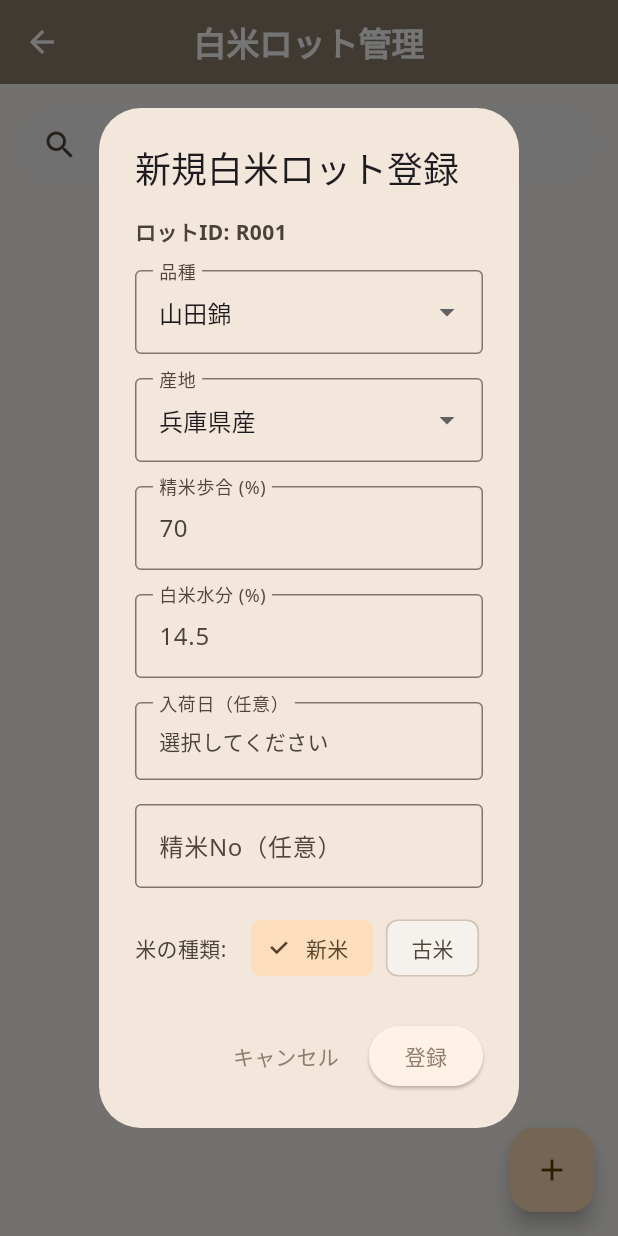
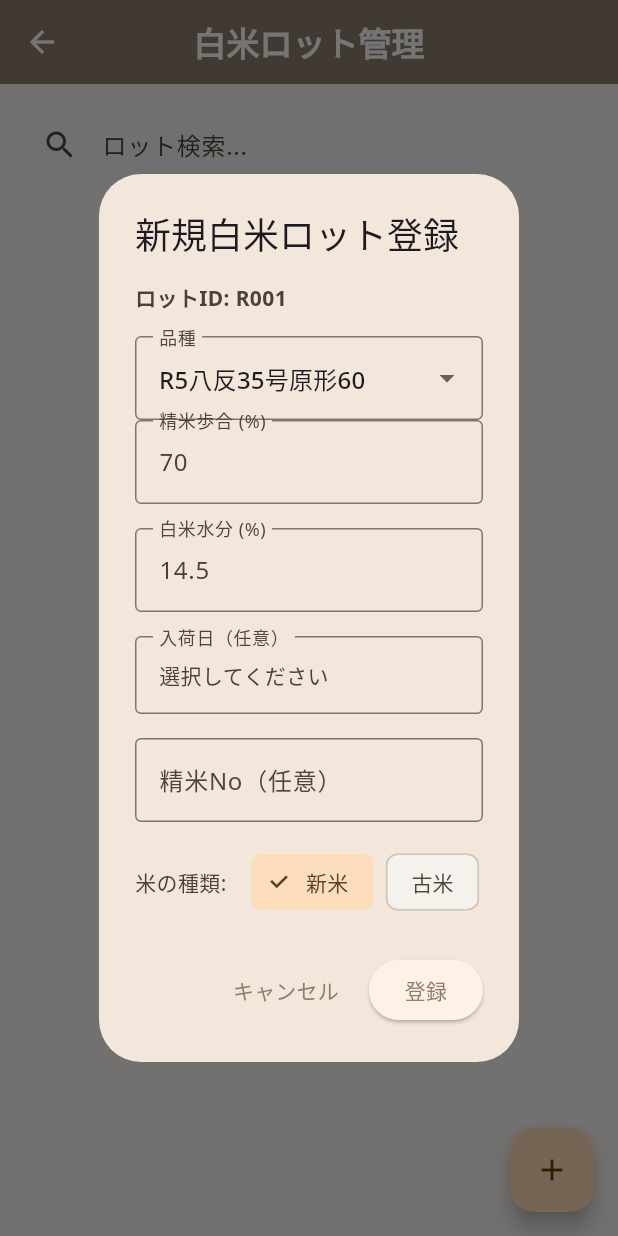
Before and after one commit to temtempughpugh/sake_brewing_app, a Flutter app: the RiceLotScreen screen opened directly, after a tap on "ロットを追加", on a phone screen of 412 x 824 dp. Run offline on Flutter 3.47's test engine with Material 3 defaults, Android fonts, the light colour scheme and no system bars; our stand-ins replace csv, file_picker, fl_chart, google_fonts, shared_preferences; accounts and stored records are empty.

Commit message:
ローカルの変更を保存

```diff
--- a/lib/models/rice_data_provider.dart
+++ b/lib/models/rice_data_provider.dart
@@ -1,4 +1,5 @@
 // lib/models/rice_data_provider.dart
+import 'package:sake_brewing_app/services/csv_service.dart';
 import 'dart:convert';
 import 'package:flutter/foundation.dart';
 import 'package:shared_preferences/shared_preferences.dart';
@@ -15,30 +16,14 @@
   List<WashingRecord> get washingRecords => _washingRecords;
   bool get isLoading => _isLoading;
 
-  // 品種リスト
-  static const List<String> riceTypes = [
-    '山田錦',
-    '八反錦',
-    '雄町',
-    '千本錦',
-    '加工用米',
-    '八反35号',
-    '未希米',
-    'こいもみじ',
-    'こいおまち',
-    '萌いぶき',
-    '中生新千本',
-    '白鶴錦',
-    '愛山',
-    '朝日米',
-  ];
+ // 品種リストをゲッターに変更
+List<String> get riceTypes {
+  final types = CsvService.getExtractedRiceTypes();
+  // CSVから抽出できなかった場合のフォールバック
+  return types.isEmpty ? ['未指定'] : types;
+}
 
-  // 産地リスト
-  static const List<String> origins = [
-    '兵庫県産',
-    '広島県産',
-    '岡山県産',
-  ];
+// 産地は使用しない
 
   // コンストラクタ
   RiceDataProvider() {
--- a/lib/screens/rice_lot_screen.dart
+++ b/lib/screens/rice_lot_screen.dart
@@ -241,46 +241,7 @@
             mainAxisSize: MainAxisSize.min,
             crossAxisAlignment: CrossAxisAlignment.start,
             children: [
-              // 品種選択
-              DropdownButtonFormField<String>(
-                decoration: const InputDecoration(
-                  labelText: '品種',
-                  border: OutlineInputBorder(),
-                ),
-                value: riceType,
-                items: RiceDataProvider.riceTypes
-                    .map((type) => DropdownMenuItem(
-                          value: type,
-                          child: Text(type),
-                        ))
-                    .toList(),
-                onChanged: (value) {
-                  if (value != null) {
-                    riceType = value;
-                  }
-                },
-              ),
-              const SizedBox(height: 16),
-
-              // 産地選択
-              DropdownButtonFormField<String>(
-                decoration: const InputDecoration(
-                  labelText: '産地',
-                  border: OutlineInputBorder(),
-                ),
-                value: origin,
-                items: RiceDataProvider.origins
-                    .map((org) => DropdownMenuItem(
-                          value: org,
-                          child: Text(org),
-                        ))
-                    .toList(),
-                onChanged: (value) {
-                  if (value != null) {
-                    origin = value;
-                  }
-                },
-              ),
+              // 品種選
               const SizedBox(height: 16),
 
               // 精米歩合
@@ -418,12 +379,15 @@
   }
 
   // 白米ロット追加ダイアログ
+// 白米ロット追加ダイアログ
 Future<void> _showAddLotDialog(BuildContext context) async {
   final provider = Provider.of<RiceDataProvider>(context, listen: false);
   final newLotId = provider.generateNextLotId();
 
-    String riceType = RiceDataProvider.riceTypes.first;
-    String origin = RiceDataProvider.origins.first;
+  // 修正：静的アクセスからインスタンスアクセスに変更
+  String riceType = provider.riceTypes.isNotEmpty ? provider.riceTypes.first : '未指定';
+  // 修正：origins は削除されたので、デフォルト値を直接指定
+  String origin = '未指定'; // または任意のデフォルト値
   int polishingRatio = 70;
   DateTime? arrivalDate;
   String? polishingNo;
@@ -448,8 +412,8 @@
     labelText: '品種',
     border: OutlineInputBorder(),
   ),
-                value: riceType,
-                items: RiceDataProvider.riceTypes
+  value: provider.riceTypes.contains(riceType) ? riceType : provider.riceTypes.first,
+  items: provider.riceTypes
       .map((type) => DropdownMenuItem(
             value: type,
             child: Text(type),
@@ -461,28 +425,6 @@
     }
   },
 ),
-              const SizedBox(height: 16),
-
-              // 産地選択
-              DropdownButtonFormField<String>(
-                decoration: const InputDecoration(
-                  labelText: '産地',
-                  border: OutlineInputBorder(),
-                ),
-                value: origin,
-                items: RiceDataProvider.origins
-                    .map((org) => DropdownMenuItem(
-                          value: org,
-                          child: Text(org),
-                        ))
-                    .toList(),
-                onChanged: (value) {
-                  if (value != null) {
-                    origin = value;
-                  }
-                },
-              ),
-              const SizedBox(height: 16),
 
               // 精米歩合
               TextFormField(
--- a/lib/services/csv_service.dart
+++ b/lib/services/csv_service.dart
@@ -5,6 +5,9 @@
 import 'package:sake_brewing_app/models/brewing_data.dart';
 
 class CsvService {
+  // 追加: CSVから抽出した品種の一覧を保持する変数
+  static Set<String> extractedRiceTypes = {};
+
   // CSVファイルを解析してJungoDataのリストに変換
   static Future<List<JungoData>> parseBrewingCsv(String csvString) async {
     try {
@@ -80,6 +83,11 @@
 
             // 空の工程はスキップ
             if (processType.isEmpty || processDateStr.isEmpty) continue;
+
+            // 追加: CSVから品種情報を抽出して保存
+            if (riceType.isNotEmpty) {
+              extractedRiceTypes.add(riceType);
+            }
 
             // 工程日付の解析
             DateTime processDate = _parseStandardDate(processDateStr);
@@ -161,6 +169,7 @@
       }
 
       print('CSV解析完了: ${jungoList.length}件の順号データを取得');
+      print('抽出された品種数: ${extractedRiceTypes.length}');
       return jungoList;
     } catch (e) {
       print('CSV解析でエラー: $e');
@@ -220,4 +229,11 @@
       return DateTime.now();
     }
   }
+
+  // 追加: 抽出した品種リストを取得するメソッド
+  static List<String> getExtractedRiceTypes() {
+    final types = extractedRiceTypes.toList();
+    types.sort(); // アルファベット順に並べ替え
+    return types;
   }
+}
```
Also changed, not shown: lib/screens/washing_record_screen.dart (+28 -11 lines). Lines whose indentation alone changed are shown as unchanged.
